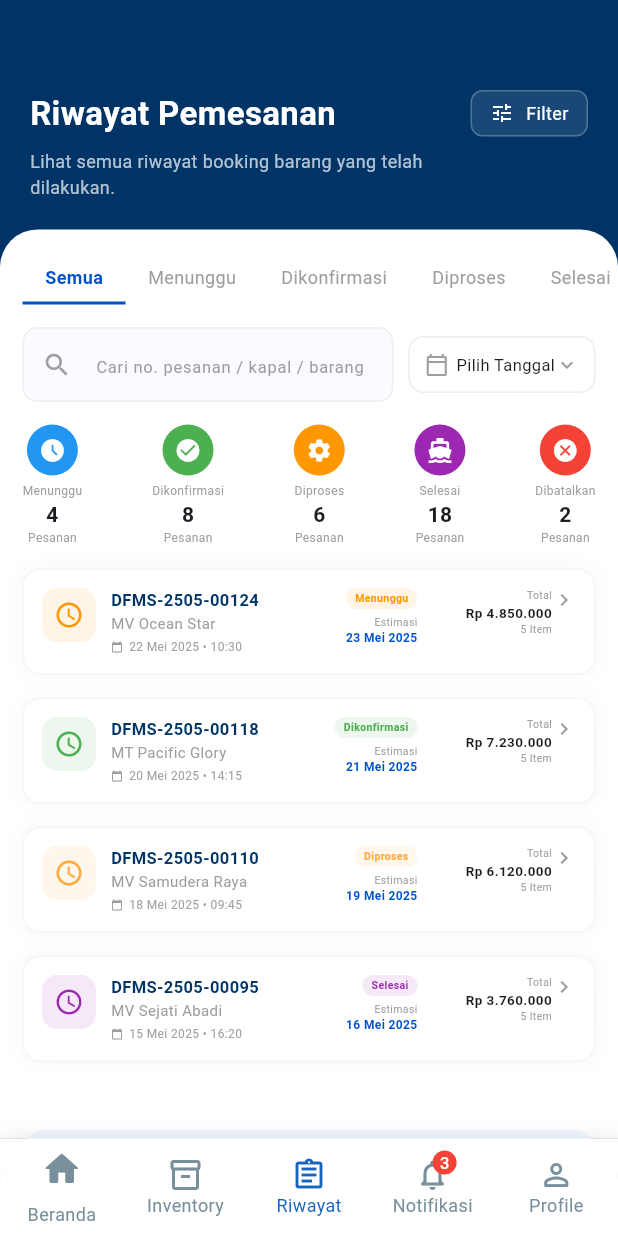
After one commit to Randi-95/DockFlowMobile, a Flutter app: the MainPage screen opened by its route, item 3 of the bottom bar chosen, on a phone screen of 412 x 824 dp. The commit adds this screen. Run offline on Flutter 3.47's test engine with Material 3 defaults, Android fonts, the phone set to English and light mode, and no system bars.

Commit message:
inventory page, history page

```diff
--- /dev/null
+++ b/lib/features/history/history.dart
@@ -0,0 +1,357 @@
+import 'package:flutter/material.dart';
+
+class OrderHistoryPage extends StatelessWidget {
+  const OrderHistoryPage({super.key});
+
+  @override
+  Widget build(BuildContext context) {
+    return Scaffold(
+      backgroundColor: const Color(0XFF003366),
+      body: Column(
+        children: [
+          Container(
+            padding: const EdgeInsets.fromLTRB(20, 60, 20, 20),
+            child: Column(
+              crossAxisAlignment: CrossAxisAlignment.start,
+              children: [
+                Row(
+                  mainAxisAlignment: MainAxisAlignment.spaceBetween,
+                  children: [
+                    const Text(
+                      "Riwayat Pemesanan",
+                      style: TextStyle(
+                        fontSize: 22,
+                        color: Colors.white,
+                        fontWeight: FontWeight.bold,
+                      ),
+                    ),
+                    Container(
+                      padding: const EdgeInsets.symmetric(horizontal: 12, vertical: 6),
+                      decoration: BoxDecoration(
+                        color: Colors.white.withOpacity(0.1),
+                        borderRadius: BorderRadius.circular(8),
+                        border: Border.all(color: Colors.white24),
+                      ),
+                      child: const Row(
+                        children: [
+                          Icon(Icons.tune, color: Colors.white, size: 16),
+                          SizedBox(width: 8),
+                          Text("Filter", style: TextStyle(color: Colors.white, fontSize: 12)),
+                        ],
+                      ),
+                    ),
+                  ],
+                ),
+                const SizedBox(height: 8),
+                const Text(
+                  "Lihat semua riwayat booking barang yang telah\ndilakukan.",
+                  style: TextStyle(fontSize: 12, color: Colors.white70),
+                ),
+              ],
+            ),
+          ),
+          Expanded(
+            child: Container(
+              width: double.infinity,
+              decoration: const BoxDecoration(
+                color: Colors.white,
+                borderRadius: BorderRadius.only(
+                  topLeft: Radius.circular(25),
+                  topRight: Radius.circular(25),
+                ),
+              ),
+              child: Column(
+                children: [
+                  _buildTabBar(),
+                  Expanded(
+                    child: SingleChildScrollView(
+                      child: Column(
+                        children: [
+                          _buildSearchAndDatePicker(),
+                          _buildSummaryGrid(),
+                          _buildOrderList(),
+                          _buildRepeatOrderBanner(),
+                        ],
+                      ),
+                    ),
+                  ),
+                ],
+              ),
+            ),
+          ),
+        ],
+      ),
+    );
+  }
+
+  Widget _buildTabBar() {
+    return Container(
+      padding: const EdgeInsets.only(top: 15),
+      child: SingleChildScrollView(
+        scrollDirection: Axis.horizontal,
+        padding: const EdgeInsets.symmetric(horizontal: 15),
+        child: Row(
+          children: [
+            _tabItem("Semua", true),
+            _tabItem("Menunggu", false),
+            _tabItem("Dikonfirmasi", false),
+            _tabItem("Diproses", false),
+            _tabItem("Selesai", false),
+            _tabItem("Dibatalkan", false),
+          ],
+        ),
+      ),
+    );
+  }
+
+  Widget _tabItem(String title, bool isActive) {
+    return Container(
+      padding: const EdgeInsets.symmetric(horizontal: 15, vertical: 8),
+      decoration: BoxDecoration(
+        border: Border(
+          bottom: BorderSide(
+            color: isActive ? const Color(0XFF0052CC) : Colors.transparent,
+            width: 2,
+          ),
+        ),
+      ),
+      child: Text(
+        title,
+        style: TextStyle(
+          fontSize: 12,
+          fontWeight: isActive ? FontWeight.bold : FontWeight.w400,
+          color: isActive ? const Color(0XFF0052CC) : Colors.grey,
+        ),
+      ),
+    );
+  }
+
+  Widget _buildSearchAndDatePicker() {
+    return Padding(
+      padding: const EdgeInsets.all(15),
+      child: Row(
+        children: [
+          Expanded(
+            child: Container(
+              padding: const EdgeInsets.symmetric(horizontal: 12),
+              decoration: BoxDecoration(
+                color: const Color(0XFFF9FBFE),
+                borderRadius: BorderRadius.circular(10),
+                border: Border.all(color: Colors.grey.shade200),
+              ),
+              child: const TextField(
+                decoration: InputDecoration(
+                  icon: Icon(Icons.search, size: 20, color: Colors.grey),
+                  hintText: "Cari no. pesanan / kapal / barang",
+                  hintStyle: TextStyle(fontSize: 11, color: Colors.grey),
+                  border: InputBorder.none,
+                ),
+              ),
+            ),
+          ),
+          const SizedBox(width: 10),
+          Container(
+            padding: const EdgeInsets.symmetric(horizontal: 10, vertical: 10),
+            decoration: BoxDecoration(
+              color: Colors.white,
+              borderRadius: BorderRadius.circular(10),
+              border: Border.all(color: Colors.grey.shade200),
+            ),
+            child: const Row(
+              children: [
+                Icon(Icons.calendar_today_outlined, size: 16, color: Colors.grey),
+                SizedBox(width: 5),
+                Text("Pilih Tanggal", style: TextStyle(fontSize: 11)),
+                Icon(Icons.keyboard_arrow_down, size: 16, color: Colors.grey),
+              ],
+            ),
+          ),
+        ],
+      ),
+    );
+  }
+
+  Widget _buildSummaryGrid() {
+    return Padding(
+      padding: const EdgeInsets.symmetric(horizontal: 15),
+      child: Row(
+        mainAxisAlignment: MainAxisAlignment.spaceBetween,
+        children: [
+          _summaryItem(Icons.access_time_filled, "Menunggu", "4", Colors.blue),
+          _summaryItem(Icons.check_circle, "Dikonfirmasi", "8", Colors.green),
+          _summaryItem(Icons.settings, "Diproses", "6", Colors.orange),
+          _summaryItem(Icons.directions_boat, "Selesai", "18", Colors.purple),
+          _summaryItem(Icons.cancel, "Dibatalkan", "2", Colors.red),
+        ],
+      ),
+    );
+  }
+
+  Widget _summaryItem(IconData icon, String label, String count, Color color) {
+    return Column(
+      children: [
+        Container(
+          padding: const EdgeInsets.all(8),
+          decoration: BoxDecoration(color: color, shape: BoxShape.circle),
+          child: Icon(icon, color: Colors.white, size: 18),
+        ),
+        const SizedBox(height: 5),
+        Text(label, style: const TextStyle(fontSize: 8, color: Colors.grey)),
+        Text(count, style: const TextStyle(fontSize: 14, fontWeight: FontWeight.bold)),
+        const Text("Pesanan", style: TextStyle(fontSize: 8, color: Colors.grey)),
+      ],
+    );
+  }
+
+  Widget _buildOrderList() {
+    return ListView(
+      shrinkWrap: true,
+      physics: const NeverScrollableScrollPhysics(),
+      padding: const EdgeInsets.all(15),
+      children: [
+        _orderCard("DFMS-2505-00124", "MV Ocean Star", "22 Mei 2025 • 10:30", "Menunggu", "23 Mei 2025", "5", "4.850.000", Colors.orange),
+        _orderCard("DFMS-2505-00118", "MT Pacific Glory", "20 Mei 2025 • 14:15", "Dikonfirmasi", "21 Mei 2025", "7", "7.230.000", Colors.green),
+        _orderCard("DFMS-2505-00110", "MV Samudera Raya", "18 Mei 2025 • 09:45", "Diproses", "19 Mei 2025", "9", "6.120.000", Colors.orangeAccent),
+        _orderCard("DFMS-2505-00095", "MV Sejati Abadi", "15 Mei 2025 • 16:20", "Selesai", "16 Mei 2025", "6", "3.760.000", Colors.purple),
+      ],
+    );
+  }
+
+  Widget _orderCard(String id, String boat, String date, String status, String est, String items, String price, Color statusColor) {
+    return Container(
+      margin: const EdgeInsets.only(bottom: 15),
+      padding: const EdgeInsets.all(12),
+      decoration: BoxDecoration(
+        color: Colors.white,
+        borderRadius: BorderRadius.circular(12),
+        boxShadow: [BoxShadow(color: Colors.black.withOpacity(0.03), blurRadius: 10)],
+        border: Border.all(color: Colors.grey.shade100),
+      ),
+      child: Row(
+        crossAxisAlignment: CrossAxisAlignment.start,
+        children: [
+          // Icon Status
+          Container(
+            padding: const EdgeInsets.all(8),
+            decoration: BoxDecoration(color: statusColor.withOpacity(0.1), borderRadius: BorderRadius.circular(10)),
+            child: Icon(Icons.access_time, color: statusColor, size: 20),
+          ),
+          const SizedBox(width: 10),
+
+          // Kolom Utama (ID, Kapal, Tgl) - Dibungkus Expanded supaya fleksibel
+          Expanded(
+            flex: 3,
+            child: Column(
+              crossAxisAlignment: CrossAxisAlignment.start,
+              children: [
+                Text(id, style: const TextStyle(fontWeight: FontWeight.bold, fontSize: 11, color: Color(0XFF003366))),
+                Text(boat, style: const TextStyle(fontSize: 10, color: Colors.grey), overflow: TextOverflow.ellipsis),
+                const SizedBox(height: 4),
+                Row(
+                  children: [
+                    const Icon(Icons.calendar_today, size: 8, color: Colors.grey),
+                    const SizedBox(width: 4),
+                    Expanded(child: Text(date, style: const TextStyle(fontSize: 8, color: Colors.grey), overflow: TextOverflow.ellipsis)),
+                  ],
+                ),
+              ],
+            ),
+          ),
+
+          // Kolom Status & Estimasi - Dibungkus Expanded
+          Expanded(
+            flex: 2,
+            child: Column(
+              crossAxisAlignment: CrossAxisAlignment.end,
+              children: [
+                Container(
+                  padding: const EdgeInsets.symmetric(horizontal: 6, vertical: 2),
+                  decoration: BoxDecoration(color: statusColor.withOpacity(0.1), borderRadius: BorderRadius.circular(8)),
+                  child: Text(status, style: TextStyle(color: statusColor, fontSize: 7, fontWeight: FontWeight.bold)),
+                ),
+                const SizedBox(height: 4),
+                const Text("Estimasi", style: TextStyle(fontSize: 7, color: Colors.grey)),
+                Text(est, style: const TextStyle(fontSize: 8, fontWeight: FontWeight.bold, color: Color(0XFF0052CC))),
+              ],
+            ),
+          ),
+
+          const SizedBox(width: 8),
+
+          // Kolom Harga - Dibungkus Expanded
+          Expanded(
+            flex: 2,
+            child: Column(
+              crossAxisAlignment: CrossAxisAlignment.end,
+              children: [
+                const Text("Total", style: TextStyle(fontSize: 7, color: Colors.grey)),
+                Text("Rp $price", style: const TextStyle(fontSize: 9, fontWeight: FontWeight.bold), textAlign: TextAlign.right),
+                const Text("5 Item", style: TextStyle(fontSize: 7, color: Colors.grey)),
+              ],
+            ),
+          ),
+
+          const Icon(Icons.chevron_right, color: Colors.grey, size: 16),
+        ],
+      ),
+    );
+  }
+
+  Widget _buildRepeatOrderBanner() {
+    return Container(
+      margin: const EdgeInsets.all(15),
+      padding: const EdgeInsets.all(15),
+      decoration: BoxDecoration(
+        color: const Color(0XFFF0F7FF),
+        borderRadius: BorderRadius.circular(15),
+      ),
+      child: Row(
+        children: [
+          const Icon(Icons.assignment_turned_in_outlined, color: Colors.blue, size: 40),
+          const SizedBox(width: 10),
+          const Expanded(
+            child: Column(
+              crossAxisAlignment: CrossAxisAlignment.start,
+              children: [
+                Text("Butuh Pesanan yang Sama?", style: TextStyle(fontWeight: FontWeight.bold, fontSize: 11)),
+                Text("Gunakan fitur repeat order untuk memesan kembali barang yang pernah dipesan.", style: TextStyle(fontSize: 9, color: Colors.grey)),
+              ],
+            ),
+          ),
+          OutlinedButton(
+            onPressed: () {},
+            style: OutlinedButton.styleFrom(
+              side: const BorderSide(color: Color(0XFF0052CC)),
+              shape: RoundedRectangleBorder(borderRadius: BorderRadius.circular(8)),
+            ),
+            child: const Row(
+              children: [
+                Icon(Icons.history, size: 14),
+                SizedBox(width: 5),
+                Text("Repeat Order", style: TextStyle(fontSize: 10)),
+              ],
+            ),
+          ),
+        ],
+      ),
+    );
+  }
+
+  Widget _buildBottomNav() {
+    return BottomNavigationBar(
+      type: BottomNavigationBarType.fixed,
+      currentIndex: 2,
+      selectedItemColor: const Color(0XFF003366),
+      unselectedItemColor: Colors.grey,
+      selectedFontSize: 10,
+      unselectedFontSize: 10,
+      items: const [
+        BottomNavigationBarItem(icon: Icon(Icons.home_outlined), label: "Beranda"),
+        BottomNavigationBarItem(icon: Icon(Icons.inventory_2_outlined), label: "Inventory"),
+        BottomNavigationBarItem(icon: Icon(Icons.assignment), label: "Riwayat Pemesanan"),
+        BottomNavigationBarItem(icon: Icon(Icons.notifications_none), label: "Notifikasi"),
+        BottomNavigationBarItem(icon: Icon(Icons.person_outline), label: "Profile"),
+      ],
+    );
+  }
+}
--- a/lib/features/mainpage/mainpage.dart
+++ b/lib/features/mainpage/mainpage.dart
@@ -1,8 +1,23 @@
+import 'package:dockflow_app/features/history/history.dart';
 import 'package:dockflow_app/features/home/view/home.dart';
+import 'package:dockflow_app/features/inventory/inventory.dart';
 import 'package:flutter/material.dart';
 
-class MainPage extends StatelessWidget {
+class MainPage extends StatefulWidget {
   const MainPage({super.key});
+
+  @override
+  State<MainPage> createState() => _MainPageState();
+}
+
+class _MainPageState extends State<MainPage> {
+  int _currentIndex = 0;
+
+  final List<Widget> screen = [
+    const HomePage(),
+    const InventoryPage(),
+    const OrderHistoryPage(),
+  ];
 
   @override
   Widget build(BuildContext context) {
@@ -24,10 +39,15 @@ class MainPage extends StatelessWidget {
             backgroundColor: Colors.white,
             selectedItemColor: const Color(0xFF1565C0),
             unselectedItemColor: Colors.blueGrey[400],
-            currentIndex: 0, // Indeks yang aktif
+            currentIndex: _currentIndex,
             selectedFontSize: 12,
             unselectedFontSize: 12,
             showUnselectedLabels: true,
+            onTap: (index) {
+              setState(() {
+                _currentIndex = index;
+              });
+            },
             items: [
               const BottomNavigationBarItem(
                 icon: Padding(
@@ -66,7 +86,7 @@ class MainPage extends StatelessWidget {
         ),
       ),
 
-      body: HomePage(),
+      body: screen[_currentIndex],
     );
   }
 }
--- a/lib/main.dart
+++ b/lib/main.dart
@@ -1,4 +1,5 @@
 import 'package:dockflow_app/features/auth/view/login.dart';
+import 'package:dockflow_app/features/inventory/inventory.dart';
 import 'package:dockflow_app/features/mainpage/mainpage.dart';
 import 'package:flutter/material.dart';
 
@@ -17,7 +18,8 @@ class MyApp extends StatelessWidget {
       initialRoute: '/loginpage',
       routes: {
         '/loginpage': (context) => LoginPage(),
-        '/mainpage': (context) => MainPage()
+        '/mainpage': (context) => MainPage(),
+        '/inventorypage': (context) => InventoryPage()
         },
     );
   }
```
Also changed, not shown: lib/features/inventory/inventory.dart (added, +308 -0 lines).
